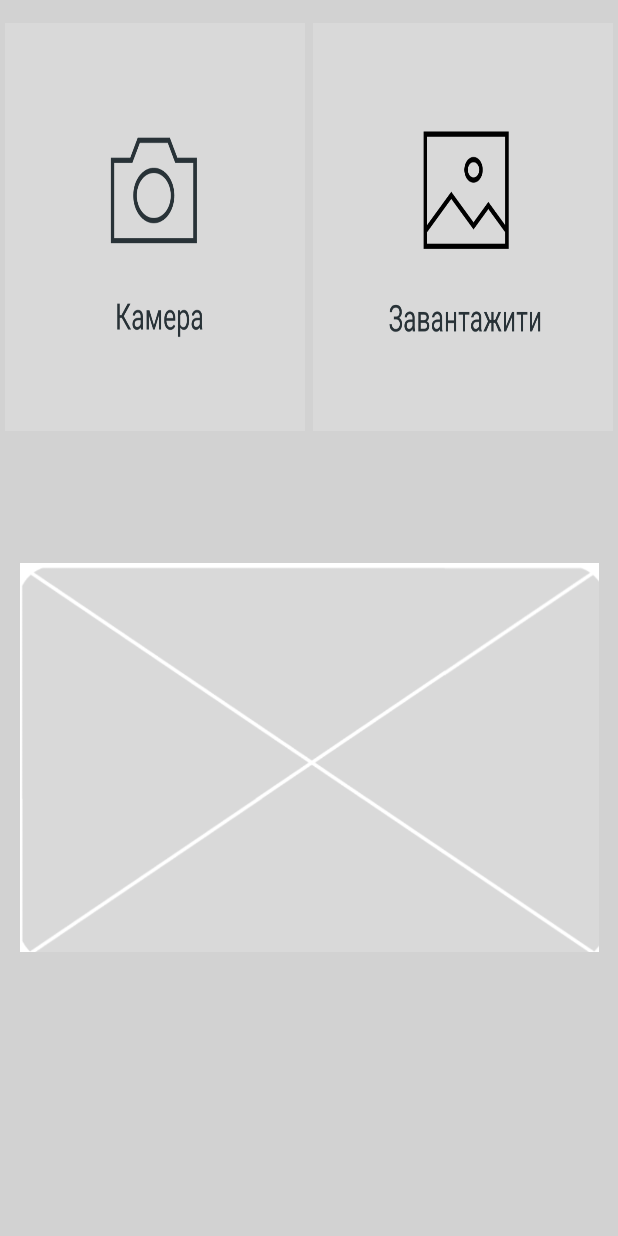
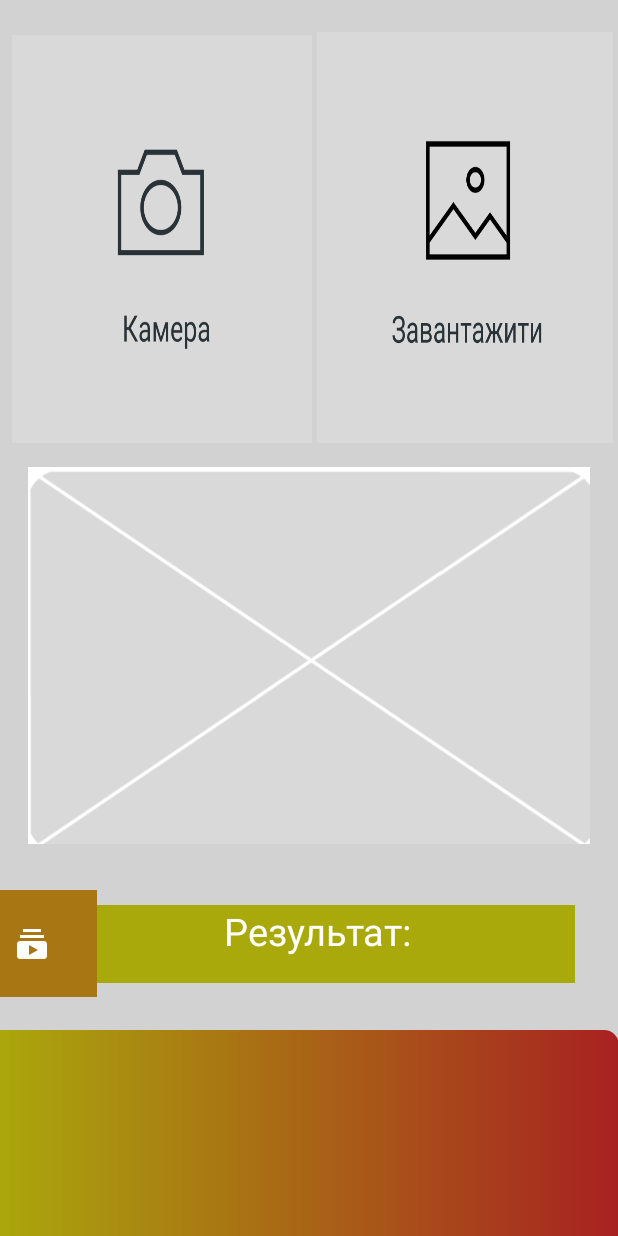
Before and after one commit to Blising/pvstep_201, an Android app: the ImageAnswear screen opened directly, with no data from a screen before it, on a phone screen of 412 x 824 dp. Run offline under Robolectric (Android 15) with nearby library versions, the phone set to English and light mode, and no system bars; our stand-ins replace Firebase (no records; nobody signed in at launch, a user with empty details on screens opened directly); libraries missing offline, so code that uses them is left out: com.google.mlkit.vision.

Commit message:
mini commit ImageAnswear.java

```diff
--- a/app/src/main/java/com/example/greenscape/ImageAnswear.java
+++ b/app/src/main/java/com/example/greenscape/ImageAnswear.java
@@ -4,26 +4,38 @@ import android.Manifest;
 import android.content.Intent;
 import android.content.pm.PackageManager;
 import android.graphics.Bitmap;
+import android.graphics.drawable.BitmapDrawable;
 import android.net.Uri;
 import android.os.Bundle;
 import android.provider.MediaStore;
+import android.util.Base64;
 import android.view.View;
+import android.widget.ImageButton;
 import android.widget.ImageView;
 import android.widget.TextView;
 import android.widget.Toast;
 
 import androidx.activity.EdgeToEdge;
+import androidx.annotation.NonNull;
 import androidx.annotation.Nullable;
 import androidx.appcompat.app.AppCompatActivity;
 import androidx.core.app.ActivityCompat;
 import androidx.core.content.ContextCompat;
 
+import com.example.greenscape.R;
+import com.example.greenscape.ResultsActivity;
+import com.google.android.gms.tasks.OnFailureListener;
+import com.google.android.gms.tasks.OnSuccessListener;
+import com.google.firebase.database.DatabaseReference;
+import com.google.firebase.database.FirebaseDatabase;
 import com.google.mlkit.vision.label.ImageLabel;
 import com.google.mlkit.vision.label.ImageLabeler;
 import com.google.mlkit.vision.label.ImageLabeling;
 import com.google.mlkit.vision.label.defaults.ImageLabelerOptions;
 
+import java.io.ByteArrayOutputStream;
 import java.io.IOException;
+import java.util.List;
 
 
 public class ImageAnswear extends AppCompatActivity {
@@ -33,6 +45,10 @@ public class ImageAnswear extends AppCompatActivity {
     private ImageView imageView;
     private TextView tvResult;
 
+
+    private ImageButton viewResultsButton;
+
+
     @Override
     protected void onCreate(Bundle savedInstanceState) {
         super.onCreate(savedInstanceState);
@@ -41,9 +57,18 @@ public class ImageAnswear extends AppCompatActivity {
         if (ContextCompat.checkSelfPermission(this, android.Manifest.permission.CAMERA) != PackageManager.PERMISSION_GRANTED) {
             ActivityCompat.requestPermissions(this, new String[]{Manifest.permission.CAMERA}, 101);
         }
+        viewResultsButton = findViewById(R.id.viewResultsButton);
 
         imageView = findViewById(R.id.imageView);
         tvResult = findViewById(R.id.tvResult);
+
+        viewResultsButton.setOnClickListener(this::gotoResult);
+    }
+
+    private void gotoResult(View view) {
+        Intent intent = new Intent(this, ResultsActivity.class);
+        startActivity(intent);
+
     }
 
     // Метод для вибору фото з галереї
@@ -90,31 +115,43 @@ public class ImageAnswear extends AppCompatActivity {
         }
     }
 
+
     // Метод для сканування зображення та отримання міток
     private void labelImage(Bitmap bitmap) {
-        // Створення ImageLabeler
         ImageLabeler labeler = ImageLabeling.getClient(ImageLabelerOptions.DEFAULT_OPTIONS);
-
-        // Створення InputImage з Bitmap
         com.google.mlkit.vision.common.InputImage image = com.google.mlkit.vision.common.InputImage.fromBitmap(bitmap, 0);
 
-        // Виконання сканування
         labeler.process(image)
                 .addOnSuccessListener(imageLabels -> {
-                    // Отримання результатів сканування
                     StringBuilder result = new StringBuilder();
                     for (ImageLabel label : imageLabels) {
                         String text = label.getText();
                         float confidence = label.getConfidence();
                         result.append(text).append(": ").append(confidence).append("\n");
                     }
-                    // Виведення результатів
                     tvResult.setText(result.toString());
+                    saveLabelsToFirebase(imageLabels);
                     Toast.makeText(ImageAnswear.this, "Фото скановано", Toast.LENGTH_SHORT).show();
                 })
                 .addOnFailureListener(e -> {
-                    // Обробка помилки
                     Toast.makeText(ImageAnswear.this, "Помилка сканування: " + e.getMessage(), Toast.LENGTH_SHORT).show();
                 });
     }
+    private void saveLabelsToFirebase(List<ImageLabel> imageLabels) {
+        DatabaseReference databaseReference = FirebaseDatabase.getInstance().getReference().child("scan_table_results");
+
+        for (ImageLabel label : imageLabels) {
+            String text = label.getText();
+            float confidence = label.getConfidence();
+
+            // Зберігаємо мітку та її рівень впевненості у базі даних
+            databaseReference.push().setValue(text + ": " + confidence)
+                    .addOnSuccessListener(aVoid -> {
+                        Toast.makeText(getApplicationContext(), "Results uploaded successfully", Toast.LENGTH_SHORT).show();
+                    })
+                    .addOnFailureListener(e -> {
+                        Toast.makeText(getApplicationContext(), "Failed to upload results", Toast.LENGTH_SHORT).show();
+                    });
+        }
+    }
 }
--- a/app/src/main/java/com/example/greenscape/MainActivity.java
+++ b/app/src/main/java/com/example/greenscape/MainActivity.java
@@ -58,6 +58,8 @@ public class MainActivity extends AppCompatActivity {
                         @Override
                         public void onComplete(@NonNull Task<AuthResult> task) {
                             if (task.isSuccessful()) {
+                                String email = FirebaseAuth.getInstance().getCurrentUser().getEmail();
+
 
                                 auth = FirebaseAuth.getInstance();
                                 Glide.with(MainActivity.this).load(Objects.requireNonNull(auth.getCurrentUser()).getPhotoUrl()).into(imageView);
@@ -69,7 +71,7 @@ public class MainActivity extends AppCompatActivity {
                                 finish(); // Опціонально, для закриття поточної активності
 
 
-                                Toast.makeText(MainActivity.this, "Sing in Succsesfully ", Toast.LENGTH_SHORT).show();
+                                Toast.makeText(MainActivity.this, "Welcom: " + email, Toast.LENGTH_SHORT).show();
                             } else {
                                 Toast.makeText(MainActivity.this, "Failed Sing in  " + task.getException(), Toast.LENGTH_SHORT).show();
                             }
--- /dev/null
+++ b/app/src/main/res/drawable/baseline_logout_firebase.xml
@@ -0,0 +1,5 @@
+<vector xmlns:android="http://schemas.android.com/apk/res/android" android:autoMirrored="true" android:height="24dp" android:tint="#050505" android:viewportHeight="24" android:viewportWidth="24" android:width="24dp">
+
+    <path android:fillColor="@android:color/white" android:pathData="M17,7l-1.41,1.41L18.17,11H8v2h10.17l-2.58,2.58L17,17l5,-5zM4,5h8V3H4c-1.1,0 -2,0.9 -2,2v14c0,1.1 0.9,2 2,2h8v-2H4V5z"/>
+
+</vector>
--- a/app/src/main/res/layout/activity_image_answear.xml
+++ b/app/src/main/res/layout/activity_image_answear.xml
@@ -20,8 +20,8 @@
 
         <androidx.appcompat.widget.AppCompatButton
             android:id="@+id/btn_gallery"
-            android:layout_width="200dp"
-            android:layout_height="272dp"
+            android:layout_width="197dp"
+            android:layout_height="274dp"
 
 
             android:background="@drawable/uploadchoise"
@@ -37,7 +37,7 @@
             app:layout_constraintHorizontal_bias="1.0"
             app:layout_constraintStart_toStartOf="parent"
             app:layout_constraintTop_toTopOf="parent"
-            app:layout_constraintVertical_bias="0.415" />
+            app:layout_constraintVertical_bias="1.0" />
 
         <androidx.appcompat.widget.AppCompatButton
             android:id="@+id/btn_camera"
@@ -51,10 +51,10 @@
             android:textSize="30sp"
             app:layout_constraintBottom_toBottomOf="parent"
             app:layout_constraintEnd_toEndOf="parent"
-            app:layout_constraintHorizontal_bias="0.0"
+            app:layout_constraintHorizontal_bias="0.024"
             app:layout_constraintStart_toStartOf="parent"
             app:layout_constraintTop_toTopOf="parent"
-            app:layout_constraintVertical_bias="0.396" />
+            app:layout_constraintVertical_bias="1.0" />
     </androidx.constraintlayout.widget.ConstraintLayout>
 
     <androidx.constraintlayout.widget.ConstraintLayout
@@ -63,37 +63,70 @@
         android:layout_height="295dp"
         android:paddingTop="10sp"
 
-        app:layout_constraintBottom_toTopOf="@+id/tvResult"
         app:layout_constraintEnd_toEndOf="parent"
         app:layout_constraintStart_toStartOf="parent"
         app:layout_constraintTop_toBottomOf="@+id/firstRow">
 
         <ImageView
             android:id="@+id/imageView"
-            android:layout_width="406dp"
-            android:layout_height="259dp"
+            android:layout_width="405dp"
+            android:layout_height="251dp"
             android:adjustViewBounds="true"
             android:contentDescription="@string/app_name"
             android:src="@drawable/tuda"
             app:layout_constraintBottom_toBottomOf="parent"
             app:layout_constraintEnd_toEndOf="parent"
-            app:layout_constraintHorizontal_bias="1.0"
+            app:layout_constraintHorizontal_bias="0.0"
             app:layout_constraintStart_toStartOf="parent"
             app:layout_constraintTop_toTopOf="parent"
-            app:layout_constraintVertical_bias="0.384" />
+            app:layout_constraintVertical_bias="0.176" />
+
     </androidx.constraintlayout.widget.ConstraintLayout>
 
     <TextView
         android:id="@+id/tvResult"
-        android:layout_width="387dp"
-        android:layout_height="98dp"
-        android:layout_marginBottom="16dp"
+        android:layout_width="471dp"
+        android:layout_height="181dp"
+        android:layout_marginTop="96dp"
+        android:background="@drawable/btn4"
         android:padding="8dp"
         android:text=""
+        android:textAlignment="center"
+        android:textSize="25sp"
         android:textStyle="bold"
-        app:layout_constraintBottom_toBottomOf="parent"
+
         app:layout_constraintEnd_toEndOf="parent"
+        app:layout_constraintHorizontal_bias="1.0"
+        app:layout_constraintStart_toStartOf="parent"
+        app:layout_constraintTop_toBottomOf="@+id/twooRow" />
 
-        app:layout_constraintStart_toStartOf="parent" />
+    <TextView
+        android:id="@+id/textView6"
+        android:layout_width="343dp"
+        android:layout_height="52dp"
+        android:background="#A9A90C"
+        android:text="Результат:"
+        android:textColor="@color/white"
+        android:textAlignment="center"
+        android:textSize="25dp"
+        app:layout_constraintBottom_toTopOf="@+id/tvResult"
+        app:layout_constraintEnd_toEndOf="parent"
+        app:layout_constraintHorizontal_bias="0.58"
+        app:layout_constraintStart_toStartOf="parent"
+        app:layout_constraintTop_toBottomOf="@+id/twooRow"
+        app:layout_constraintVertical_bias="0.285" />
+
+    <ImageButton
+        android:id="@+id/viewResultsButton"
+        android:layout_width="87dp"
+        android:layout_height="71dp"
+        android:layout_marginTop="12dp"
+        android:layout_marginBottom="32dp"
+        android:background="#A87713"
+        app:layout_constraintBottom_toTopOf="@+id/tvResult"
+        app:layout_constraintEnd_toStartOf="@+id/textView6"
+        app:layout_constraintStart_toStartOf="parent"
+        app:layout_constraintTop_toBottomOf="@+id/twooRow"
+        app:srcCompat="@drawable/ic_baseline_subscriptions_24" />
 
 </androidx.constraintlayout.widget.ConstraintLayout>
```
Also changed, not shown: app/src/main/AndroidManifest.xml (+9 -1 lines), app/src/main/java/com/example/greenscape/MenuActivity.java (+18 -10 lines), app/src/main/java/com/example/greenscape/MenuSecondRows.java (deleted, +0 -64 lines), app/src/main/java/com/example/greenscape/ResultsActivity.java (added, +56 -0 lines), app/src/main/java/com/example/greenscape/ScanResult.java (added, +25 -0 lines), app/src/main/java/com/example/greenscape/adapters/ResultsAdapter.java (added, +49 -0 lines), app/src/main/res/layout/activity_add.xml (+3 -5 lines), app/src/main/res/layout/activity_menu.xml (+60 -68 lines), app/src/main/res/layout/activity_menu_second_rows.xml (deleted, +0 -74 lines), app/src/main/res/layout/activity_results.xml (added, +14 -0 lines), app/src/main/res/layout/item_result.xml (added, +7 -0 lines), app/src/main/res/layout/update_popup.xml (+3 -5 lines).
